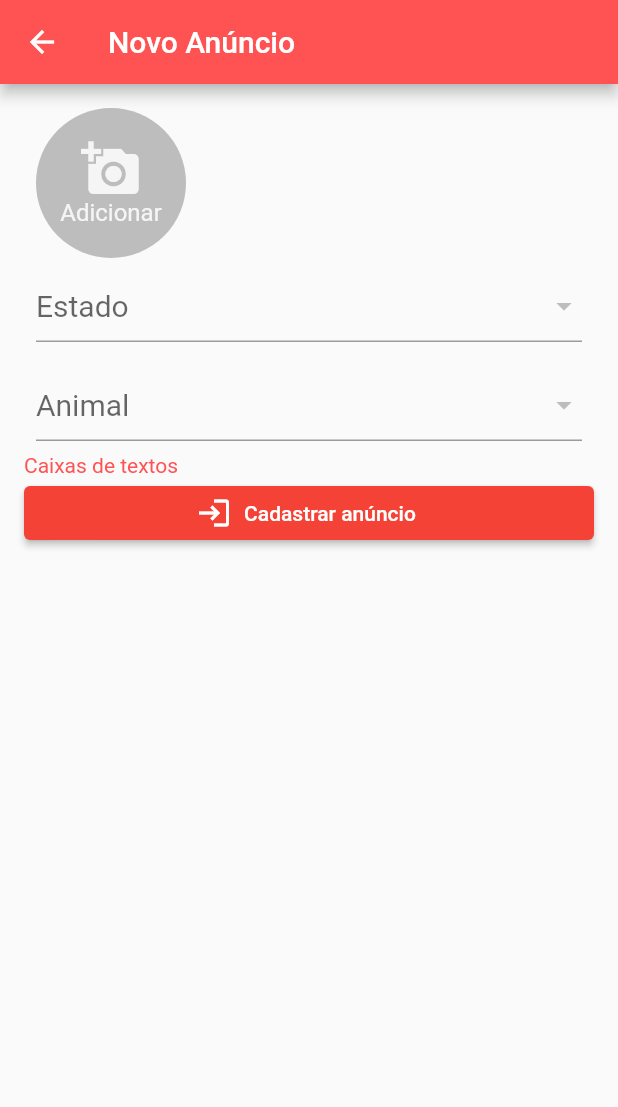
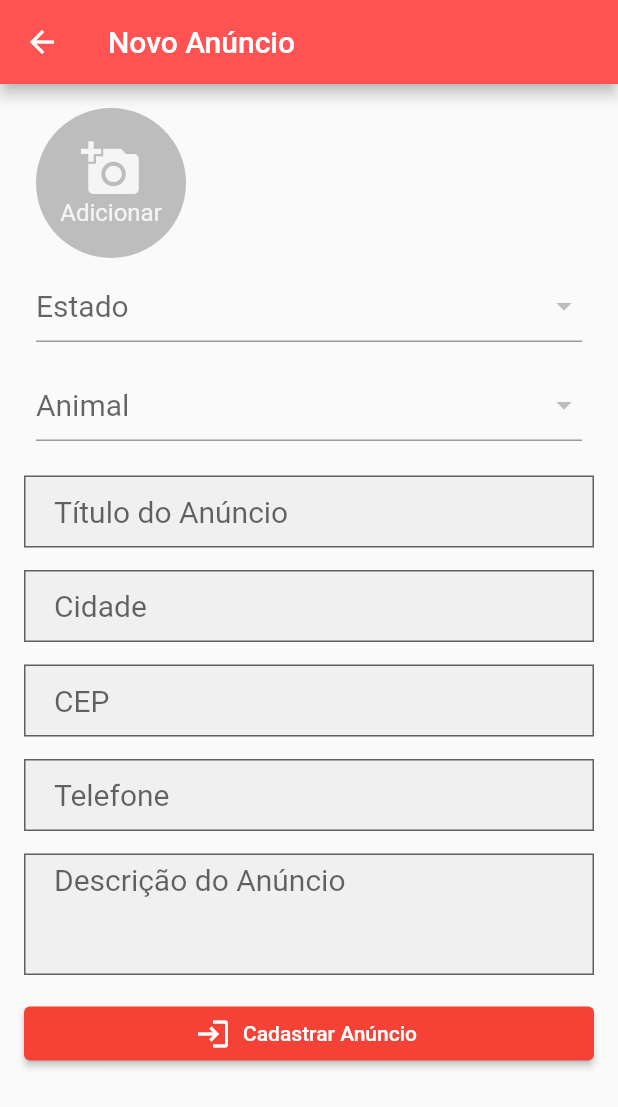
Before and after one commit to Acadi123/pet, a Flutter app: the NovoAnuncio screen opened by its route, on a phone screen of 412 x 824 dp. Shown: the top 1107 px of the screen. Run offline on Flutter 3.47's test engine with Material 2 defaults, Android fonts, the phone set to English and light mode, and no system bars; our stand-ins replace brasil_fields, cloud_firestore, firebase_auth, firebase_core, image_picker; missing offline and left inert: validadores; accounts and stored records are empty; statements that could not run were skipped.

Commit message:
atualização tela anúncio
configurado campos novo anúncio

```diff
--- a/pet_happiness_v1/lib/views/Login.dart
+++ b/pet_happiness_v1/lib/views/Login.dart
@@ -120,12 +120,16 @@ class _LoginState extends State<Login> {
                   ),
                 ),
                 InputCustomizado(
+                    inputFormatters: [],
+                    maxLines: 1,
                     controller: _controllerEmail,
                     hint: "Email",
                     autofocus: true,
                     type: TextInputType.emailAddress,
                 ),
                 InputCustomizado(
+                    inputFormatters: [],
+                    maxLines: 1,
                     controller: _controllerSenha,
                     hint: "Senha",
                     obscure: true,
--- a/pet_happiness_v1/lib/views/NovoAnuncio.dart
+++ b/pet_happiness_v1/lib/views/NovoAnuncio.dart
@@ -3,8 +3,10 @@ import 'dart:io';
 import 'package:brasil_fields/brasil_fields.dart'; // ignore: import_of_legacy_library_into_null_safe
 import 'package:flutter/cupertino.dart';
 import 'package:flutter/material.dart';
+import 'package:flutter/services.dart';
 import 'package:image_picker/image_picker.dart'; // ignore: import_of_legacy_library_into_null_safe
 import 'package:pet_happiness_v1/views/widgets/BotaoCustomizado.dart';
+import 'package:pet_happiness_v1/views/widgets/InputCustomizado.dart';
 import 'package:validadores/Validador.dart';
 
 class NovoAnuncio extends StatefulWidget {
@@ -19,6 +21,15 @@ class _NovoAnuncioState extends State<NovoAnuncio> {
   List<File> _listaImagens = [];
   List<DropdownMenuItem<String>> _listaItensDropEstados = [];
   List<DropdownMenuItem<String>> _listaItensDropCategrias = [];
+
+
+  TextEditingController _nada = TextEditingController(text: "");
+  TextEditingController _nadaa = TextEditingController(text: "");
+  TextEditingController _nadaaa = TextEditingController(text: "");
+  TextEditingController _nadaaaa = TextEditingController(text: "");
+  TextEditingController _nadaaaaa = TextEditingController(text: "");
+
+
 
 
   //final  picker = ImagePicker();
@@ -234,11 +245,66 @@ class _NovoAnuncioState extends State<NovoAnuncio> {
                 ),
               ],),
               //caixas de textos e botões
-              Text("Caixas de textos"),
+              Padding(
+                  padding: EdgeInsets.only(bottom: 15, top: 15),
+                  child: InputCustomizado(
+                      controller: _nada,
+                      hint: "Título do Anúncio",
+                      inputFormatters: [],
+                      maxLines: 1
+                  ),
+              ),
+                  Padding(
+                    padding: EdgeInsets.only(bottom: 15),
+                    child: InputCustomizado(
+                        controller: _nadaaaaa,
+                        hint: "Cidade",
+                        //type: TextInputType.number,
+                        inputFormatters: [],
+                        maxLines: 1
+                    ),
+                  ),
+                  Padding(
+                      padding: EdgeInsets.only(bottom: 15),
+                      child: InputCustomizado(
+                          controller: _nadaa,
+                          hint: "CEP",
+                          type: TextInputType.number,
+                          inputFormatters: [
+                            FilteringTextInputFormatter.digitsOnly,
+                            CepInputFormatter()
+                          ],
+                          maxLines: 1
+                      ),
+                  ),
+                  Padding(
+                    padding: EdgeInsets.only(bottom: 15),
+                    child: InputCustomizado(
+                        controller: _nadaaa,
+                        hint: "Telefone",
+                        type: TextInputType.phone,
+                        inputFormatters: [
+                          FilteringTextInputFormatter.digitsOnly,
+                          TelefoneInputFormatter()
+                        ],
+                        maxLines: 1
+                    ),
+                  ),
+                  Padding(
+                      padding: EdgeInsets.only(bottom: 15),
+                      child: InputCustomizado(
+                          controller: _nadaaaa,
+                          hint: "Descrição do Anúncio",
+                          inputFormatters: [],
+                          maxLines: 3
+                      ),
+                  ),
               BotaoCustomizado(
-                  texto: "Cadastrar anúncio",
+                  texto: "Cadastrar Anúncio",
                   onPressed: (){
                     if( _formKey.currentState!.validate() ){
+
+
 
                     }
 
--- a/pet_happiness_v1/lib/views/widgets/InputCustomizado.dart
+++ b/pet_happiness_v1/lib/views/widgets/InputCustomizado.dart
@@ -1,4 +1,5 @@
 import 'package:flutter/material.dart';
+import 'package:flutter/services.dart';
 
 
 class InputCustomizado extends StatelessWidget {
@@ -9,13 +10,17 @@ class InputCustomizado extends StatelessWidget {
   final bool obscure;
   final bool autofocus;
   final TextInputType type;
+  final int maxLines;
+  final List<TextInputFormatter> inputFormatters;
 
   InputCustomizado({
     required this.controller,
     required this.hint,
     this.autofocus = false,
     this.obscure = false,
-    this.type = TextInputType.text
+    this.type = TextInputType.text,
+    required this.inputFormatters,
+    required this.maxLines
   });
 
   @override
@@ -26,10 +31,12 @@ class InputCustomizado extends StatelessWidget {
       autofocus: this.autofocus,
       //obscureText: true,
       keyboardType: this.type,
+      inputFormatters: this.inputFormatters,
+      maxLines: this.maxLines,
       style: TextStyle(fontSize: 20),
       decoration: InputDecoration(
           contentPadding: EdgeInsets.fromLTRB(20, 6, 20, 6),
-          hintText: "Senha",
+          hintText: this.hint,
           filled: true,
           //fillColor: Colors.white,
           border: OutlineInputBorder(
```
